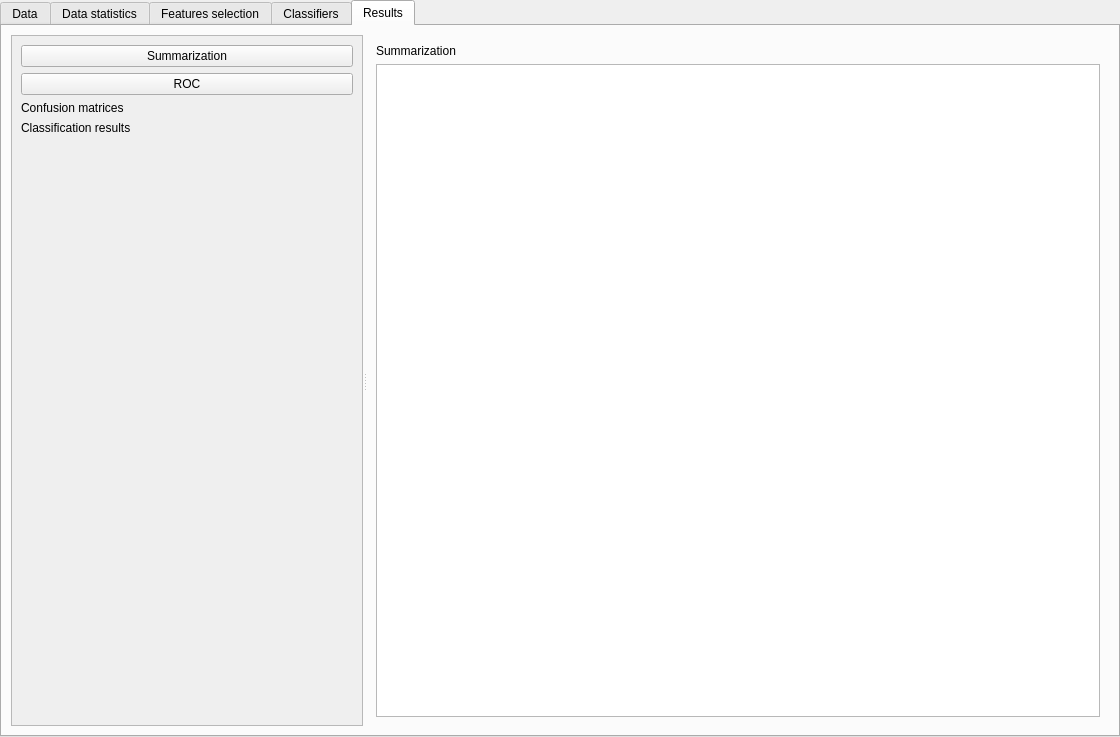
The window that classmark/ui/templates/experiment.ui (mdocekal/ClassMark) describes before a commit, drawn with Qt 5.
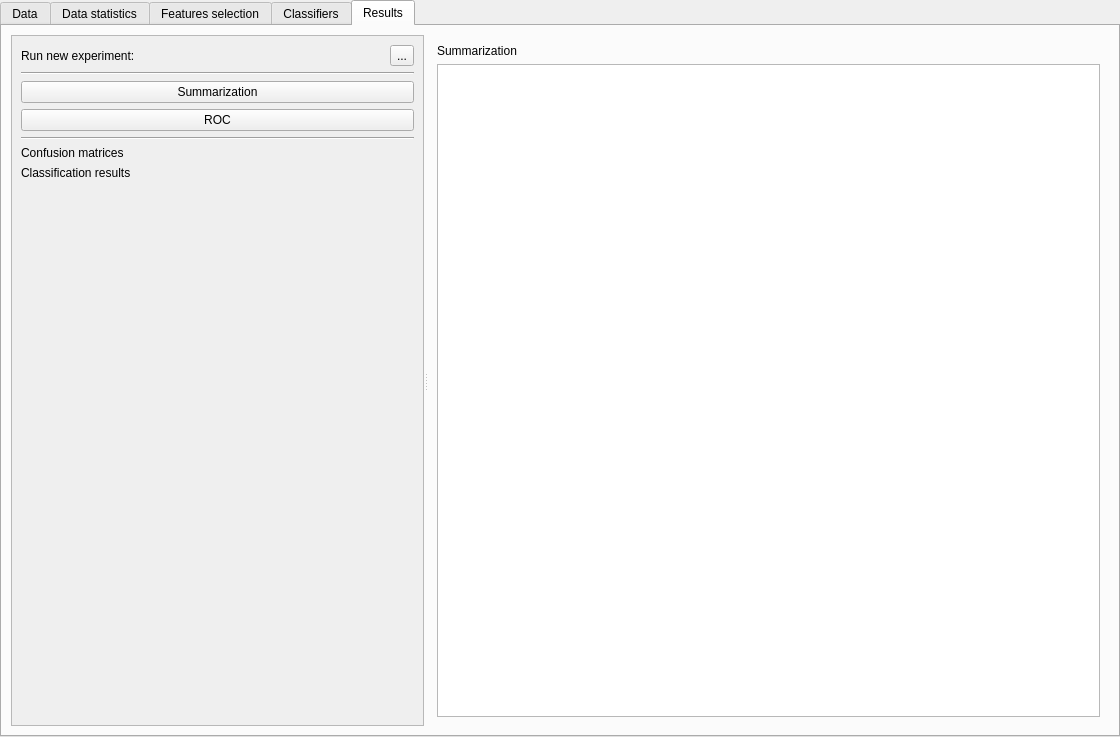
The same window after the commit. The open tabs and pages were chosen to show the change. Icons and pictures are not drawn.

Commit message: Run experiment again.

Diff of the .ui file:
```diff
--- a/classmark/ui/templates/experiment.ui
+++ b/classmark/ui/templates/experiment.ui
@@ -1145,7 +1145,7 @@
        <string>Results</string>
       </attribute>
       <layout class="QGridLayout" name="gridLayout_4">
-       <item row="0" column="0">
+       <item row="1" column="0">
         <widget class="QStackedWidget" name="resultTabPager">
          <property name="currentIndex">
           <number>0</number>
@@ -1323,8 +1323,8 @@
                 <rect>
                  <x>0</x>
                  <y>0</y>
-                 <width>177</width>
-                 <height>126</height>
+                 <width>350</width>
+                 <height>174</height>
                 </rect>
                </property>
                <property name="sizePolicy">
@@ -1334,6 +1334,41 @@
                 </sizepolicy>
                </property>
                <layout class="QVBoxLayout" name="verticalLayout_19">
+                <item>
+                 <layout class="QHBoxLayout" name="horizontalLayout_5">
+                  <item>
+                   <widget class="QLabel" name="label_26">
+                    <property name="minimumSize">
+                     <size>
+                      <width>116</width>
+                      <height>0</height>
+                     </size>
+                    </property>
+                    <property name="text">
+                     <string>Run new experiment:</string>
+                    </property>
+                   </widget>
+                  </item>
+                  <item>
+                   <widget class="QToolButton" name="runNewExperiment">
+                    <property name="text">
+                     <string>...</string>
+                    </property>
+                    <property name="icon">
+                     <iconset>
+                      <normaloff>../icons/play.svg</normaloff>../icons/play.svg</iconset>
+                    </property>
+                   </widget>
+                  </item>
+                 </layout>
+                </item>
+                <item>
+                 <widget class="Line" name="line">
+                  <property name="orientation">
+                   <enum>Qt::Horizontal</enum>
+                  </property>
+                 </widget>
+                </item>
                 <item>
                  <widget class="QPushButton" name="resultsSummarizationButton">
                   <property name="text">
@@ -1348,6 +1383,13 @@
                   </property>
                  </widget>
                 </item>
+                <item>
+                 <widget class="Line" name="line_2">
+                  <property name="orientation">
+                   <enum>Qt::Horizontal</enum>
+                  </property>
+                 </widget>
+                </item>
                 <item>
                  <widget class="QLabel" name="label_20">
                   <property name="text">
```
Left out of the diff: 26 changed lines with no effect on the pictures.
